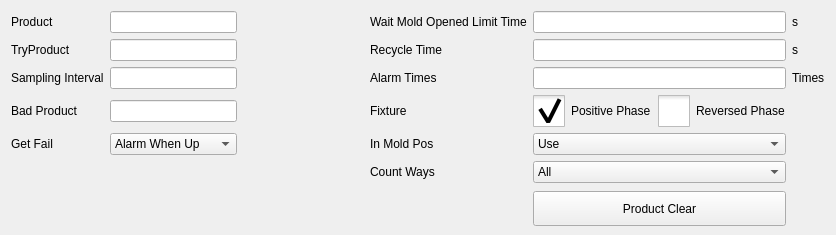
First picture: the form in hcsettings/ichcproductsettingframe.ui, repository dongdong-2009/3-5AxisRobot, before the edit.
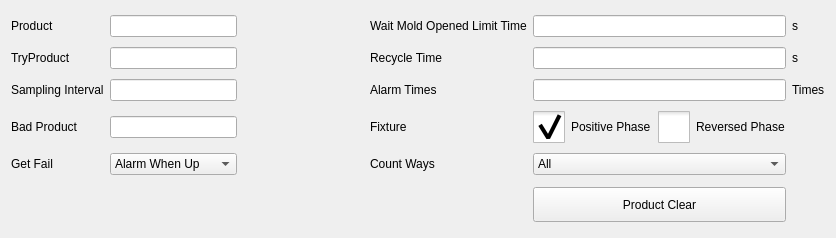
Second picture: the form after the edit. Icons and pictures are not drawn. Custom widgets are drawn as their Qt base class.

Patch:
```diff
--- a/hcsettings/ichcproductsettingframe.ui
+++ b/hcsettings/ichcproductsettingframe.ui
@@ -7,7 +7,7 @@
     <x>0</x>
     <y>0</y>
     <width>836</width>
-    <height>209</height>
+    <height>238</height>
    </rect>
   </property>
   <property name="windowTitle">
@@ -115,50 +115,6 @@
      </property>
     </widget>
    </item>
-   <item row="6" column="3">
-    <widget class="QLabel" name="label_18">
-     <property name="styleSheet">
-      <string notr="true">height:27px ;</string>
-     </property>
-     <property name="text">
-      <string>Count Ways</string>
-     </property>
-    </widget>
-   </item>
-   <item row="6" column="5">
-    <widget class="QComboBox" name="countUnitBox">
-     <item>
-      <property name="text">
-       <string>All</string>
-      </property>
-     </item>
-     <item>
-      <property name="text">
-       <string>Good</string>
-      </property>
-     </item>
-     <item>
-      <property name="text">
-       <string>Stack-1</string>
-      </property>
-     </item>
-     <item>
-      <property name="text">
-       <string>Stack-2</string>
-      </property>
-     </item>
-     <item>
-      <property name="text">
-       <string>Stack-3</string>
-      </property>
-     </item>
-     <item>
-      <property name="text">
-       <string>Stack-4</string>
-      </property>
-     </item>
-    </widget>
-   </item>
    <item row="3" column="3">
     <widget class="QLabel" name="label_17">
      <property name="styleSheet">
@@ -292,16 +248,6 @@
    <item row="1" column="5">
     <widget class="ICLineEditWithVirtualNumericKeypad" name="recycleTimeEdit"/>
    </item>
-   <item row="4" column="3">
-    <widget class="QLabel" name="label_19">
-     <property name="styleSheet">
-      <string notr="true">height:27px ;</string>
-     </property>
-     <property name="text">
-      <string>In Mold Pos</string>
-     </property>
-    </widget>
-   </item>
    <item row="4" column="0">
     <widget class="QLabel" name="label_10">
      <property name="text">
@@ -323,11 +269,21 @@
      </item>
     </widget>
    </item>
+   <item row="4" column="3">
+    <widget class="QLabel" name="label_18">
+     <property name="styleSheet">
+      <string notr="true">height:27px ;</string>
+     </property>
+     <property name="text">
+      <string>Count Ways</string>
+     </property>
+    </widget>
+   </item>
    <item row="4" column="5">
-    <widget class="QComboBox" name="fixtureComboBox">
+    <widget class="QComboBox" name="countUnitBox">
      <item>
       <property name="text">
-       <string>Use</string>
+       <string>All</string>
       </property>
      </item>
      <item>
```
Left out of the diff: 22 changed lines with no effect on the pictures.
